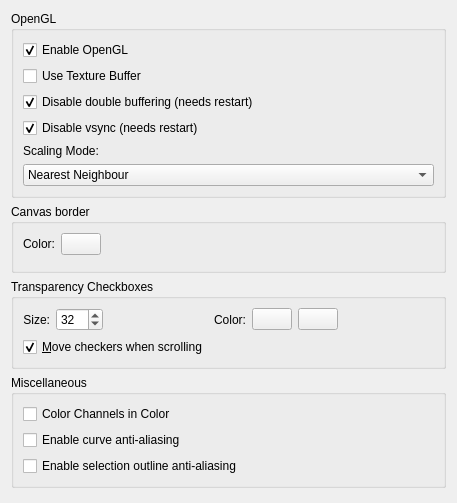
This is krita/ui/forms/wdgdisplaysettings.ui in KDE/krita as Qt 5 draws it before an edit. The edited form follows.
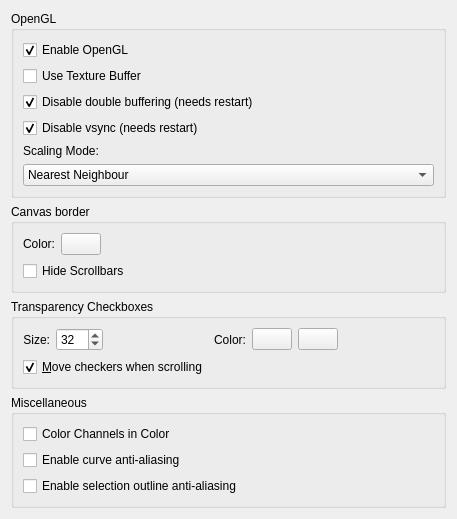
This is the edited form. Custom widgets are drawn as their Qt base class.

Commit message:
BUG:322515 Allow to hide scrollbars in normal mode, not just canvas-only
Patch by Ghevan. Thanks!
CCMAIL:ghevan@gmail.com

The edit to the form file:
```diff
--- a/krita/ui/forms/wdgdisplaysettings.ui
+++ b/krita/ui/forms/wdgdisplaysettings.ui
@@ -39,7 +39,7 @@
       <item row="1" column="1">
        <widget class="KColorButton" name="canvasBorder"/>
       </item>
-      <item row="1" column="2" rowspan="2">
+      <item row="1" column="2" rowspan="1">
        <spacer name="horizontalSpacer_4">
         <property name="orientation">
          <enum>Qt::Horizontal</enum>
@@ -52,6 +52,16 @@
         </property>
        </spacer>
       </item>
+      <item row="2" column="0" colspan="3">
+       <widget class="QCheckBox" name="hideScrollbars">
+        <property name="text">
+         <string>Hide Scrollbars</string>
+        </property>
+        <property name="checked">
+         <bool>false</bool>
+        </property>
+       </widget>
+      </item>
      </layout>
     </widget>
    </item>
```
The commit also changes 5 other files.
